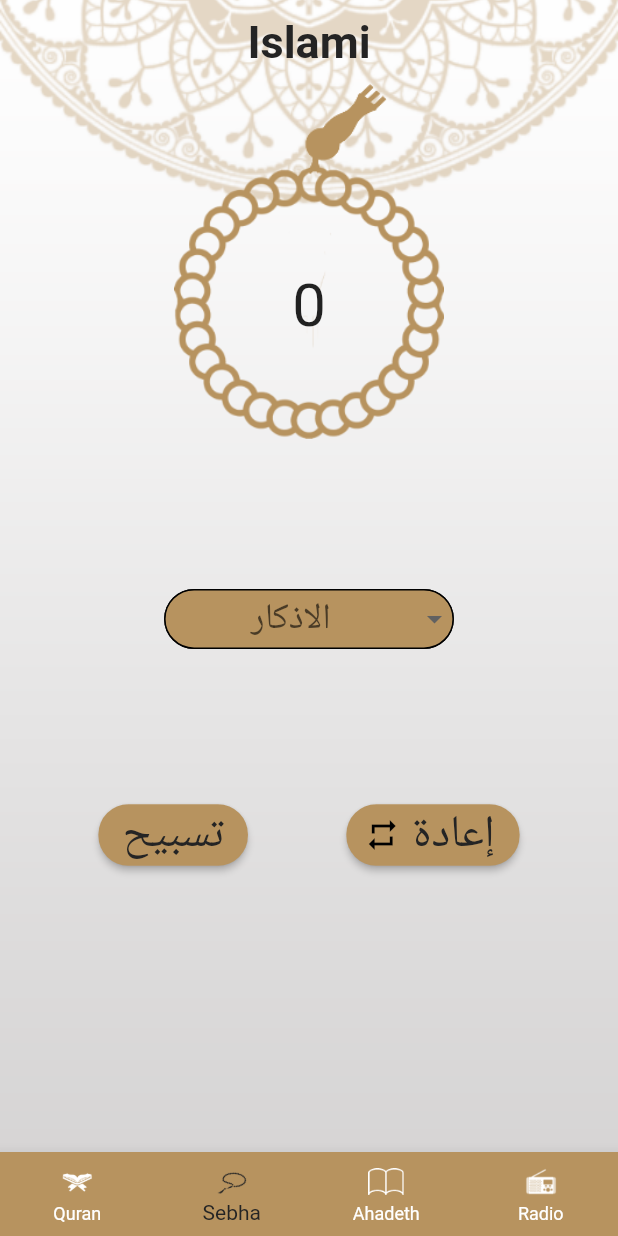
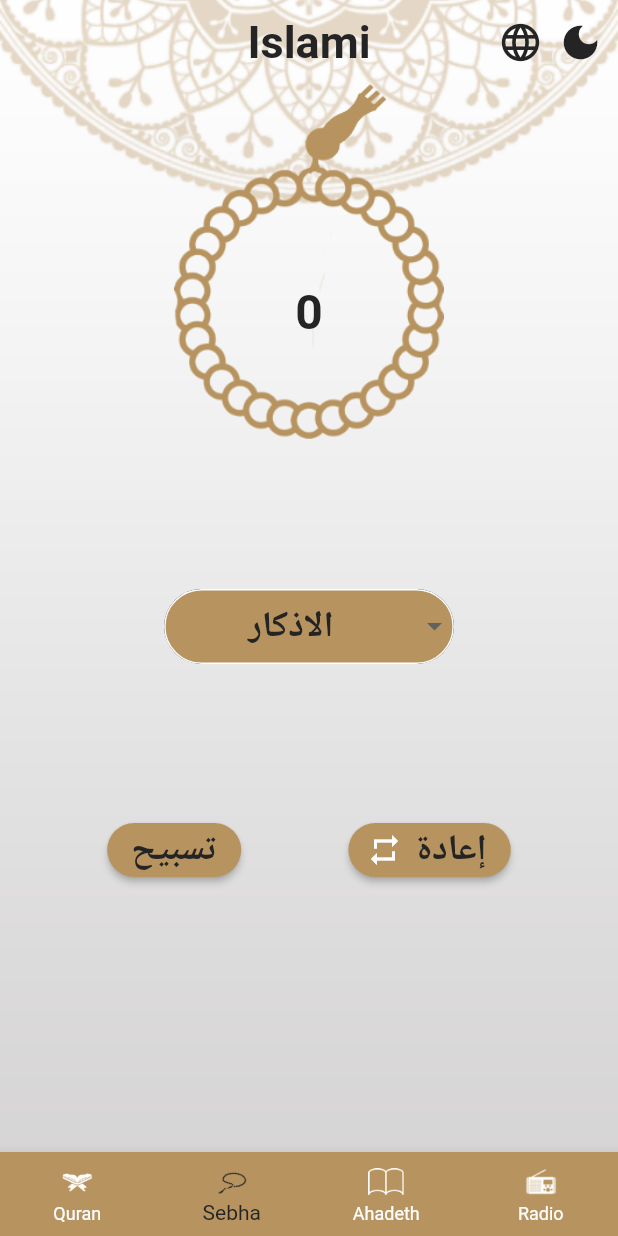
Before and after one commit to mohamedradwan96/IslamiApp, a Flutter app: the screen it shows after launch, item 2 of the bottom bar chosen, on a phone screen of 412 x 824 dp. Run offline on Flutter 3.47's test engine with Material 2 defaults, Android fonts, the phone set to English and light mode, and no system bars; generated files the repository leaves out were written again.

Commit message:
Edit Theme Mode (Light /Dark )

```diff
--- a/lib/home/homeScreen.dart
+++ b/lib/home/homeScreen.dart
@@ -4,7 +4,9 @@ import 'package:islami/home/tabs/quran.dart';
 import 'package:islami/home/tabs/radio.dart';
 import 'package:islami/home/tabs/sebha.dart';
 import 'package:flutter_gen/gen_l10n/app_localizations.dart';
-import '../mytheme.dart';
+import 'package:islami/home/themeBottomSheet/theme_bottom_sheet.dart';
+import 'package:islami/provider/settings_providers.dart';
+import 'package:provider/provider.dart';
 
 class HomeScreen extends StatefulWidget {
   static const String routeName = "HomeScreen";
@@ -15,21 +17,41 @@ class HomeScreen extends StatefulWidget {
 
 class _HomeScreenState extends State<HomeScreen> {
   int currentIndex = 0;
-
   @override
   Widget build(BuildContext context) {
+    var settingsProvider=Provider.of<SettingsProviders>(context);
     return Stack(
       children: [
         Image.asset(
-          "assets/images/background.png",
+          settingsProvider.getmainBackground(),
           width: double.infinity,
           fit: BoxFit.fitWidth,
         ),
         Scaffold(
           appBar: AppBar(
-            title: Text(AppLocalizations.of(context)!.appTitle,
-                style: Theme.of(context).textTheme.headline1),
+            title: Text(
+              AppLocalizations.of(context)!.appTitle,
+              style: Theme.of(context).textTheme.headline1,
+            ),
             centerTitle: true,
+            actions: [
+              const Icon(
+                Icons.language,
+                size: 30,
+              ),
+              const SizedBox(width: 10),
+              InkWell(
+                onTap: (){
+                  ShowThemeBottomSheet();
+                },
+                child: Container(
+                    margin: const EdgeInsets.only(right: 10),
+                    child: const Icon(
+                      Icons.dark_mode,
+                      size: 30,
+                    )),
+              )
+            ],
           ),
           bottomNavigationBar: BottomNavigationBar(
             type: BottomNavigationBarType.fixed,
@@ -38,25 +60,23 @@ class _HomeScreenState extends State<HomeScreen> {
               setState(() {});
             },
             currentIndex: currentIndex,
-            items:[
+            items: [
               BottomNavigationBarItem(
-                icon: ImageIcon(AssetImage('assets/images/quran.png')),
+                icon: const ImageIcon(AssetImage('assets/images/quran.png')),
                 label: AppLocalizations.of(context)!.quran,
               ),
               BottomNavigationBarItem(
-                icon: ImageIcon(AssetImage('assets/images/sebha.png')),
-                label:AppLocalizations.of(context)!.sebha,
+                icon: const ImageIcon(AssetImage('assets/images/sebha.png')),
+                label: AppLocalizations.of(context)!.sebha,
               ),
               BottomNavigationBarItem(
-                icon: ImageIcon(AssetImage('assets/images/ahadeth.png')),
-                label:AppLocalizations.of(context)!.ahadeth,
+                icon: const ImageIcon(AssetImage('assets/images/ahadeth.png')),
+                label: AppLocalizations.of(context)!.ahadeth,
               ),
               BottomNavigationBarItem(
-                  icon: ImageIcon(AssetImage('assets/images/radio.png')),
-                  label: AppLocalizations.of(context)!.radio,
-                  ),
-
-
+                icon: const ImageIcon(AssetImage('assets/images/radio.png')),
+                label: AppLocalizations.of(context)!.radio,
+              ),
             ],
           ),
           body: tabs[currentIndex],
@@ -67,9 +87,20 @@ class _HomeScreenState extends State<HomeScreen> {
 
   List<Widget> tabs = [
     QuranScreen(),
-     SebhaScreen(),
-     AhadethScreen(),
+    SebhaScreen(),
+    AhadethScreen(),
     RadioScreen(),
+  ];
 
-  ];
+  void ShowThemeBottomSheet(){
+    showModalBottomSheet(context: context, builder: (buildcontext){
+      return ThemeeBottomSheet();
+
+    });
+
+
+  }
+
+
+
 }
--- a/lib/home/tabs/ahadeth.dart
+++ b/lib/home/tabs/ahadeth.dart
@@ -51,7 +51,7 @@ class _AhadethScreenState extends State<AhadethScreen> {
                                 context, HadethDetails.routeName,
                                 arguments: ahadeth[index]);
                           },
-                          child: Text(ahadeth[index].title, style: Theme.of(context).textTheme.subtitle2,
+                          child: Text(ahadeth[index].title, style: Theme.of(context).textTheme.headline3,
                             textAlign: TextAlign.center,));
                     }),
               )
--- a/lib/home/tabs/sebha.dart
+++ b/lib/home/tabs/sebha.dart
@@ -1,5 +1,8 @@
 import 'package:flutter/material.dart';
 import 'package:islami/mytheme.dart';
+import 'package:provider/provider.dart';
+
+import '../../provider/settings_providers.dart';
 
 class SebhaScreen extends StatefulWidget {
   const SebhaScreen({Key? key}) : super(key: key);
@@ -14,11 +17,11 @@ class _SebhaScreenState extends State<SebhaScreen> {
 
   @override
   Widget build(BuildContext context) {
+    var settingsProvider = Provider.of<SettingsProviders>(context);
     return Stack(
       children: [
         Image.asset(
-          "assets/images/background.png",
-          width: double.infinity,
+          settingsProvider.getmainBackground(),          width: double.infinity,
           fit: BoxFit.fitWidth,
         ),
         Scaffold(
@@ -33,10 +36,11 @@ class _SebhaScreenState extends State<SebhaScreen> {
                       width: 180,
                     ),
                     Positioned(
-                      bottom:65,
+                      bottom: 65,
                       child: Text(
                         "$counter",
-                        style: const TextStyle(fontSize: 40),
+                        style: Theme.of(context).textTheme.headline2,
+                        textAlign: TextAlign.center,
                       ),
                     ),
                   ],
@@ -48,16 +52,18 @@ class _SebhaScreenState extends State<SebhaScreen> {
                   decoration: BoxDecoration(
                     boxShadow: const [
                       BoxShadow(
-                        offset: Offset(0.0,0),
+                        offset: Offset(0.0, 0),
                       ),
                     ],
-                    border: Border.all(),
+                    border: Border.all(color: MyThemeData.colorWhite),
                     borderRadius: BorderRadius.circular(30),
                     color: MyThemeData.colorGold,
                   ),
-                  height: 40,
+                  height: 50,
                   child: DropdownButton(
-                    underline: const Divider(thickness:0,color: Colors.transparent,
+                    underline: const Divider(
+                      thickness: 0,
+                      color: Colors.transparent,
                     ),
                     onTap: () {
                       setState(() {
@@ -67,12 +73,12 @@ class _SebhaScreenState extends State<SebhaScreen> {
                     borderRadius: const BorderRadius.only(
                         topLeft: Radius.circular(40),
                         bottomRight: Radius.circular(40)),
-                    dropdownColor: Colors.grey,
-                    hint: const Text("الاذكار"),
+                    dropdownColor: Theme.of(context).primaryColor,
+                    hint: Text(
+                      "الاذكار",
+                      style: Theme.of(context).textTheme.subtitle2,
+                    ),
                     alignment: Alignment.center,
-                    style: const TextStyle(
-                      fontSize: 24,
-                    ),
                     onChanged: (value) {
                       setState(() {
                         selected = value;
@@ -109,17 +115,15 @@ class _SebhaScreenState extends State<SebhaScreen> {
                           });
                         },
                         style: ButtonStyle(
-                            backgroundColor:
-                                const MaterialStatePropertyAll<Color>(
-                                    MyThemeData.colorGold),
+                            backgroundColor: const MaterialStatePropertyAll<Color>(
+                                MyThemeData.colorGold),
                             shape: MaterialStateProperty.all<
                                     RoundedRectangleBorder>(
                                 RoundedRectangleBorder(
                                     borderRadius: BorderRadius.circular(20)))),
-                        child: const Text(
+                        child: Text(
                           "تسبيح",
-                          style: TextStyle(
-                              color: MyThemeData.colorBlack, fontSize: 30),
+                          style: Theme.of(context).textTheme.subtitle2,
                         )),
                     ElevatedButton.icon(
                         onPressed: () {
@@ -128,18 +132,17 @@ class _SebhaScreenState extends State<SebhaScreen> {
                           });
                         },
                         style: ButtonStyle(
-                            backgroundColor:
-                                const MaterialStatePropertyAll<Color>(
-                                    MyThemeData.colorGold),
+                            backgroundColor: const MaterialStatePropertyAll<Color>(
+                                MyThemeData.colorGold),
                             shape: MaterialStateProperty.all<
                                     RoundedRectangleBorder>(
                                 RoundedRectangleBorder(
                                     borderRadius: BorderRadius.circular(20)))),
-                        icon: const Icon(Icons.repeat, color: Colors.black),
-                        label: const Text(
+                        icon: const Icon(Icons.repeat,
+                            color: MyThemeData.colorWhite),
+                        label: Text(
                           "إعادة",
-                          style: TextStyle(
-                              color: MyThemeData.colorBlack, fontSize: 30),
+                          style: Theme.of(context).textTheme.subtitle2,
                         )),
                   ],
                 ),
--- a/lib/l10n/app_ar.arb
+++ b/lib/l10n/app_ar.arb
@@ -4,5 +4,5 @@
     "quran": "قرآن",
     "sebha": "سبحة",
     "radio": "راديو",
-    "sora_names": "اسماء السور "
+    "sora_names": "اسم السورة "
 }
--- a/lib/l10n/app_en.arb
+++ b/lib/l10n/app_en.arb
@@ -4,7 +4,8 @@
     "quran": "Quran",
     "sebha": "Sebha",
     "radio": "Radio",
-    "sora_names": "Sora Names"
+    "sora_names": "Sora Name"
+
 
 
 }
--- a/lib/main.dart
+++ b/lib/main.dart
@@ -1,13 +1,30 @@
 import 'package:flutter/material.dart';
 import 'package:islami/mytheme.dart';
+import 'package:islami/provider/settings_providers.dart';
 import 'package:islami/sura_details.dart';
+import 'package:provider/provider.dart';
 import 'hadeth_details.dart';
 import 'home/homeScreen.dart';
 import 'package:flutter_localizations/flutter_localizations.dart';
 import 'package:flutter_gen/gen_l10n/app_localizations.dart';
 
 void main() {
-  runApp(MaterialApp(
+  runApp(ChangeNotifierProvider(
+      create:(buildContext)=>SettingsProviders(),
+
+      child: IslamiApp()));
+
+}
+
+
+class IslamiApp extends StatelessWidget {
+  const IslamiApp({Key? key}) : super(key: key);
+
+  @override
+  Widget build(BuildContext context) {
+    var settingsProvider = Provider.of<SettingsProviders>(context);
+
+    return MaterialApp(
       localizationsDelegates: [
         AppLocalizations.delegate,
         GlobalMaterialLocalizations.delegate,
@@ -29,6 +46,7 @@ void main() {
       },
       theme:MyThemeData.lightTheme,
       darkTheme: MyThemeData.darkTheme,
-    themeMode: ThemeMode.light,
-  ));
+      themeMode: settingsProvider.currentTheme,
+    );
   }
+}
--- a/lib/mytheme.dart
+++ b/lib/mytheme.dart
@@ -5,28 +5,87 @@ class MyThemeData {
   static const Color colorGold = Color.fromRGBO(183, 147, 95, 1.0);
 
   static ThemeData lightTheme = ThemeData(
+    bottomSheetTheme: BottomSheetThemeData(
+      backgroundColor: Colors.white,
+      shape: RoundedRectangleBorder(borderRadius:
+      BorderRadius.only(
+        topLeft: Radius.circular(25),
+        topRight: Radius.circular(25)
+      )
+      )
+    ),
+    backgroundColor: Colors.grey.shade300,
+      iconTheme: const IconThemeData(color: colorGold),
+      primaryColor: colorGold,
       scaffoldBackgroundColor: Colors.transparent,
       appBarTheme: const AppBarTheme(
         iconTheme: IconThemeData(color: colorBlack),
         backgroundColor: Colors.transparent,
         elevation: 0.0,
       ),
-      textTheme: const TextTheme(
+      textTheme:  const TextTheme(
           headline1: TextStyle(
-        fontSize: 30,
-        fontWeight: FontWeight.bold,
-        color: colorBlack,
+              color: colorBlack,fontSize: 30, fontWeight: FontWeight.bold, ),
+        headline2: TextStyle(
+          fontSize: 32, fontWeight: FontWeight.bold, color: colorBlack,),
+          subtitle1: TextStyle(
+              color: colorGold, fontSize: 26, fontWeight: FontWeight.bold),
+          subtitle2: TextStyle(
+              color: colorBlack, fontSize: 24, fontWeight: FontWeight.bold),
+          bodyText1: TextStyle(
+              color: colorBlack, fontSize: 20, fontWeight: FontWeight.bold),
+        headline3: TextStyle(
+            color: colorBlack, fontSize: 20, fontWeight: FontWeight.bold),
       ),
-        subtitle1: TextStyle(color:colorGold,fontSize:24,fontWeight: FontWeight.bold),
-          subtitle2: TextStyle(color:colorBlack,fontSize:22,fontWeight: FontWeight.bold),
-          bodyText1: TextStyle(color:colorBlack,fontSize:20,fontWeight: FontWeight.bold)
-      ),
-
       bottomNavigationBarTheme: const BottomNavigationBarThemeData(
           backgroundColor: colorGold,
           selectedItemColor: colorBlack,
           unselectedItemColor: Colors.white));
 
-  static ThemeData darkTheme =
-      ThemeData(scaffoldBackgroundColor: Colors.transparent);
+  static const Color primaryDark = Color.fromRGBO(20, 26, 46, 1.0);
+  static const Color colorYellow = Color.fromRGBO(250, 204, 29, 1.0);
+  static const Color colorWhite = Color.fromRGBO(255, 255, 255, 1.0);
+
+  static ThemeData darkTheme = ThemeData(
+      bottomSheetTheme: BottomSheetThemeData(
+          backgroundColor: primaryDark,
+          shape: RoundedRectangleBorder(borderRadius:
+          BorderRadius.only(
+              topLeft: Radius.circular(25),
+              topRight: Radius.circular(25)
+          )
+          )
+      ),
+      backgroundColor: Colors.blueGrey,
+      iconTheme: const IconThemeData(color: colorYellow),
+      primaryColor: primaryDark,
+      scaffoldBackgroundColor: Colors.transparent,
+      appBarTheme: const AppBarTheme(
+        titleTextStyle: TextStyle(color: colorWhite),
+        iconTheme: IconThemeData(color: colorWhite),
+        backgroundColor: Colors.transparent,
+        elevation: 0.0,
+      ),
+      textTheme:  const TextTheme(
+          headline1: TextStyle(
+            fontSize: 30,
+            fontWeight: FontWeight.bold,
+            color: colorWhite,
+          ),
+          headline2: TextStyle(
+            fontSize: 32, fontWeight: FontWeight.bold, color: colorYellow,),
+          headline3: TextStyle(
+              color: colorWhite, fontSize: 20, fontWeight: FontWeight.bold),
+          subtitle1: TextStyle(
+              color: colorWhite, fontSize: 26, fontWeight: FontWeight.bold),
+          subtitle2: TextStyle(
+              color: colorWhite, fontSize: 24, fontWeight: FontWeight.bold),
+          bodyText1: TextStyle(
+              color: colorYellow, fontSize: 20, fontWeight: FontWeight.bold),
+
+      ),
+      bottomNavigationBarTheme: const BottomNavigationBarThemeData(
+          backgroundColor: primaryDark,
+          selectedItemColor: colorYellow,
+          unselectedItemColor: Colors.white));
 }
--- /dev/null
+++ b/lib/provider/settings_providers.dart
@@ -0,0 +1,25 @@
+import 'package:flutter/material.dart';
+
+class SettingsProviders extends ChangeNotifier{
+
+  ThemeMode currentTheme = ThemeMode.light;
+
+
+  void changeTheme(ThemeMode newMode){
+    currentTheme = newMode;
+    notifyListeners();
+  }
+
+  String getmainBackground(){
+    return currentTheme ==ThemeMode.light?
+    "assets/images/background.png"
+        :"assets/images/darkBackground.png";
+
+  }
+
+  bool isDarkMode(){
+    return currentTheme==ThemeMode.dark;
+  }
+
+
+}
--- a/pubspec.yaml
+++ b/pubspec.yaml
@@ -34,6 +34,8 @@ dependencies:
   flutter_localizations: # Add this line
     sdk: flutter         # Add this line
   intl: ^0.17.0 # Add this line
+  provider: ^6.0.4
+
 
   # The following adds the Cupertino Icons font to your application.
   # Use with the CupertinoIcons class for iOS style icons.
```
Also changed, not shown: lib/hadeth_details.dart (+5 -2 lines), lib/home/tabs/radio.dart (+9 -5 lines), lib/home/themeBottomSheet/theme_bottom_sheet.dart (added, +73 -0 lines), lib/sura_details.dart (+5 -2 lines), pubspec.lock. Lines whose indentation alone changed are shown as unchanged.
